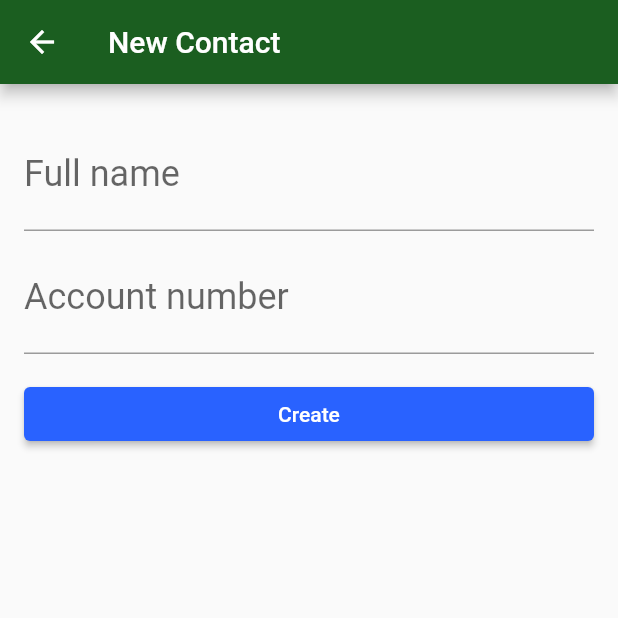
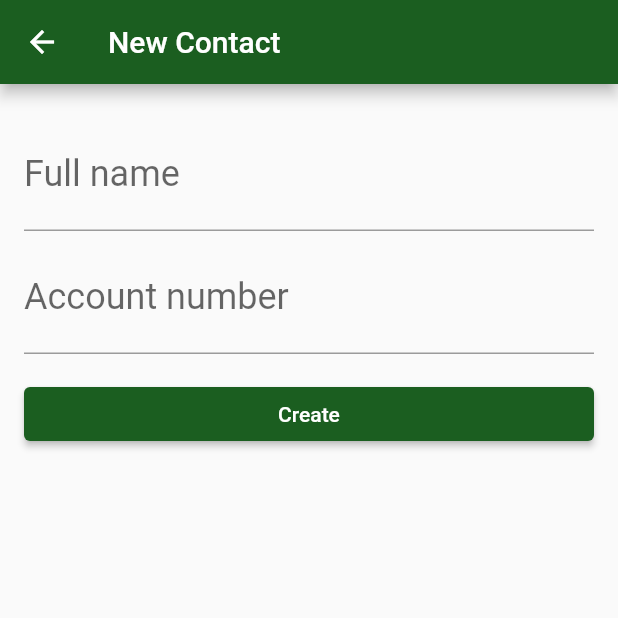
Before and after one commit to gualterapple/bytebank2, a Flutter app: the ContactList screen opened directly, after a tap on the "add" icon, on a phone screen of 412 x 824 dp, the top half of it. Run offline on Flutter 3.47's test engine with Material 2 defaults, Android fonts, the phone set to English and light mode, and no system bars; our stand-ins replace sqflite; accounts and stored records are empty.

Commit message:
Customizando meus botões

```diff
--- a/lib/screens/contact_form.dart
+++ b/lib/screens/contact_form.dart
@@ -47,6 +47,7 @@ class _ContactFormState extends State<ContactForm> {
               child: SizedBox(
                 width: double.maxFinite,
                 child: RaisedButton(
+                  color: Theme.of(context).primaryColor,
                   child: Text('Create'),
                   onPressed: () {
                     final String name = _nameController.text;
--- a/lib/screens/contacts_list.dart
+++ b/lib/screens/contacts_list.dart
@@ -59,6 +59,7 @@ class _ContactListState extends State<ContactList> {
         }
         ),
         floatingActionButton: FloatingActionButton(
+          backgroundColor: Theme.of(context).primaryColor,
           onPressed: (){
             Navigator.of(context).push(
               MaterialPageRoute(
```
